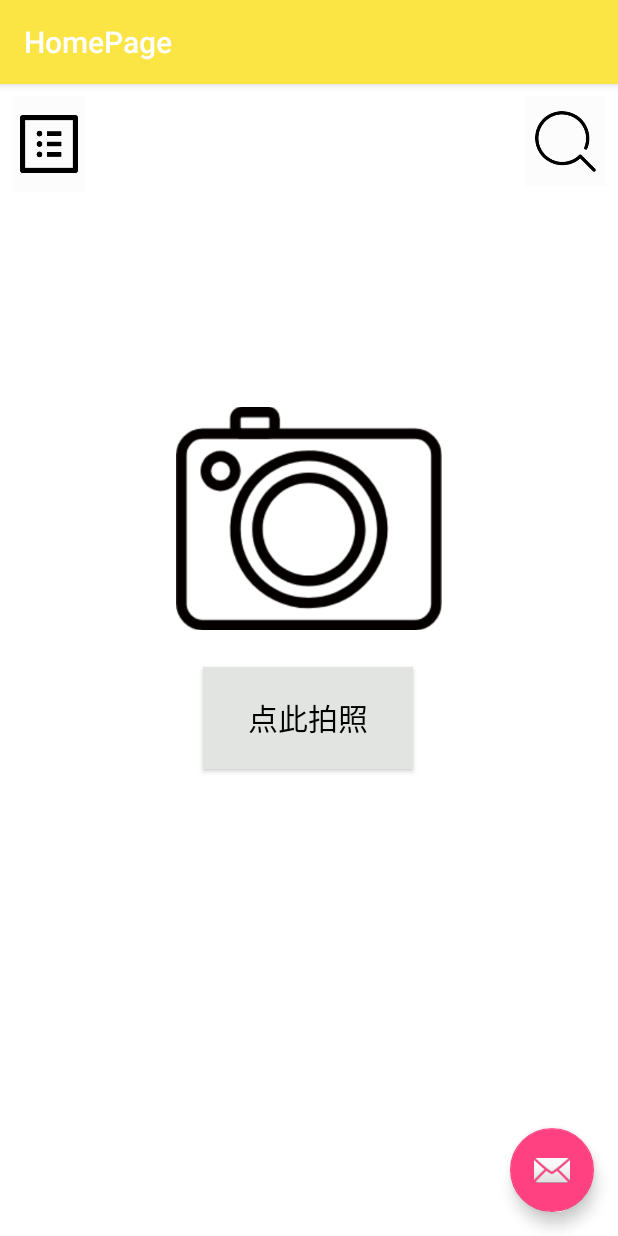
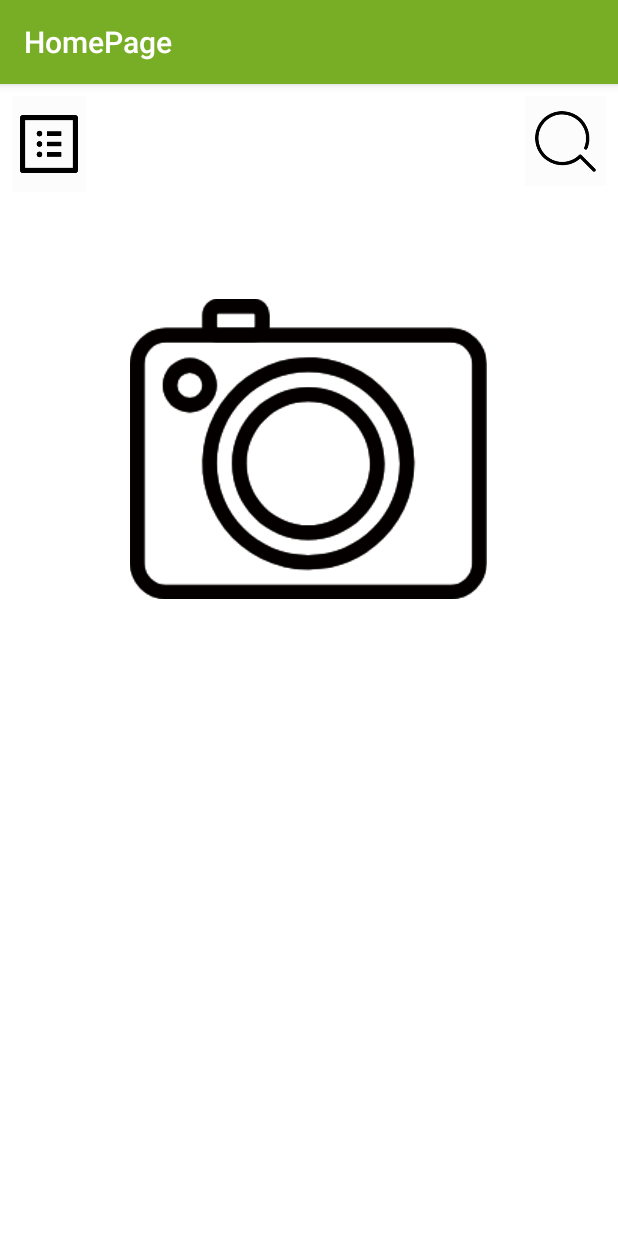
Before and after one commit to LostFrover/Food, an Android app: the HomePage screen opened directly, with no data from a screen before it, on a phone screen of 412 x 824 dp. Run offline under Robolectric (Android 15) with nearby library versions, the phone set to English and light mode, and no system bars.

Commit message:
略加修改了主页

```diff
--- a/LoginAndSignup/app/src/main/java/ir/mhkz/loginandsignup/HomePage.java
+++ b/LoginAndSignup/app/src/main/java/ir/mhkz/loginandsignup/HomePage.java
@@ -6,8 +6,8 @@ import android.support.design.widget.Snackbar;
 import android.support.v7.app.AppCompatActivity;
 import android.support.v7.widget.Toolbar;
 import android.view.View;
+import android.widget.ImageButton;
 
-import ir.mhkz.loginandregister.R;
 
 public class HomePage extends AppCompatActivity {
 
@@ -17,9 +17,12 @@ public class HomePage extends AppCompatActivity {
         setContentView(R.layout.activity_home_page);
         Toolbar toolbar = findViewById(R.id.toolbar);
         setSupportActionBar(toolbar);
+        ImageButton cameraBtn,homeDtlBtn,searchBtn;
+        cameraBtn = findViewById(R.id.cameraBtn);
+        homeDtlBtn = findViewById(R.id.homeDtlBtn);
+        searchBtn = findViewById(R.id.searchBtn);
 
-        FloatingActionButton fab = findViewById(R.id.fab);
-        fab.setOnClickListener(new View.OnClickListener() {
+        searchBtn.setOnClickListener(new View.OnClickListener() {
             @Override
             public void onClick(View view) {
                 Snackbar.make(view, "Replace with your own action", Snackbar.LENGTH_LONG)
--- a/LoginAndSignup/app/src/main/java/ir/mhkz/loginandsignup/MainActivity.java
+++ b/LoginAndSignup/app/src/main/java/ir/mhkz/loginandsignup/MainActivity.java
@@ -1,5 +1,6 @@
 package ir.mhkz.loginandsignup;
 
+import android.content.Intent;
 import android.support.design.widget.Snackbar;
 import android.support.design.widget.TextInputLayout;
 import android.support.v7.app.AlertDialog;
@@ -10,6 +11,7 @@ import android.view.View;
 import android.widget.Button;
 import android.widget.CheckBox;
 import android.widget.EditText;
+import java.sql.*;
 
 public class MainActivity extends AppCompatActivity {
 
@@ -17,7 +19,7 @@ public class MainActivity extends AppCompatActivity {
     EditText username, password, reg_username, reg_password,
              reg_email, reg_confirmpassword;
     Button login, signUp, reg_register;
-    TextInputLayout txtInLayoutUsername, txtInLayoutPassword, txtInLayoutRegPassword;
+    TextInputLayout txtInLayoutUsername, txtInLayoutPassword, txtInLayoutRegPassword, txtInLayoutRegConfirmPassword;
     CheckBox rememberMe;
 
     @Override
@@ -78,16 +80,22 @@ public class MainActivity extends AppCompatActivity {
                 }
 
                 if (rememberMe.isChecked()) {
-                    //记住密码
+                    //记住密码功能，待补全
                     //the codes if box is checked
 
                 } else {
                     //if box is not checked
                 }
                 //之后post用户名与密码，比对数据库后返回结果
-                if(username.getText().toString()=="aaa"&&
-                    password.getText().toString()=="aaa")
+
+                if(username.getText().toString().equals("aaa")&&
+                    password.getText().toString().equals("aaa"))
                 {
+                    //临时的主页判断
+                    Intent intent = new Intent(MainActivity.this, HomePage.class);
+                    startActivity(intent);
+                    MainActivity.this.finish();
+
 
                 }
             }
@@ -110,12 +118,15 @@ public class MainActivity extends AppCompatActivity {
         reg_email = dialogView.findViewById(R.id.reg_email);
         reg_register = dialogView.findViewById(R.id.reg_register);
         txtInLayoutRegPassword = dialogView.findViewById(R.id.txtInLayoutRegPassword);
-
+        txtInLayoutRegConfirmPassword = dialogView.findViewById(R.id.txtInLayoutRegConfirmPassword);
+        final AlertDialog dia = dialog.show();
         reg_register.setOnClickListener(new View.OnClickListener() {
             @Override
             public void onClick(View view) {
-                int flag = 0;
-                while (flag == 0) {
+                if (reg_email.getText().toString().trim().isEmpty()) {
+
+                    reg_email.setError("此行不可留空");
+                }
                 if (reg_username.getText().toString().trim().isEmpty()) {
 
                     reg_username.setError("此行不可留空");
@@ -127,33 +138,27 @@ public class MainActivity extends AppCompatActivity {
                     txtInLayoutRegPassword.setPasswordVisibilityToggleEnabled(true);
                 }
                 if (reg_confirmpassword.getText().toString().trim().isEmpty()) {
-                        txtInLayoutRegPassword.setPasswordVisibilityToggleEnabled(false);
+                    txtInLayoutRegConfirmPassword.setPasswordVisibilityToggleEnabled(false);
                     reg_confirmpassword.setError("此行不可留空");
                 } else {
                     txtInLayoutRegPassword.setPasswordVisibilityToggleEnabled(true);
-                        if(!reg_confirmpassword.getText().toString().equals(reg_password.getText().toString()))
-                        {
+                    if (!reg_confirmpassword.getText().toString().equals(reg_password.getText().toString())) {
                         reg_confirmpassword.setError("与输入密码不同，请检查");
                     }
                 }
-                    if (reg_email.getText().toString().trim().isEmpty()) {
 
-                        reg_email.setError("此行不可留空");
-                    }
-                    if(!(   reg_username.getText().toString().trim().isEmpty()&&
-                            reg_password.getText().toString().trim().isEmpty()&&
-                            reg_confirmpassword.getText().toString().trim().isEmpty()&&
+                if (!(reg_username.getText().toString().trim().isEmpty() &&
+                        reg_password.getText().toString().trim().isEmpty() &&
+                        reg_confirmpassword.getText().toString().trim().isEmpty() &&
                         reg_email.getText().toString().trim().isEmpty()))
                 {
-                        flag=1;
+                    //向服务器请求注册，并发送用户名，邮箱，密码
+                    //用户编号自动+=1
+                    dia.dismiss();
                 }
-                    return;
-                }
-                //必要条件不为空
-
             }
         });
-        dialog.show();
+
 
 
     }
--- a/LoginAndSignup/app/src/main/res/layout/activity_home_page.xml
+++ b/LoginAndSignup/app/src/main/res/layout/activity_home_page.xml
@@ -15,19 +15,11 @@
             android:id="@+id/toolbar"
             android:layout_width="match_parent"
             android:layout_height="?attr/actionBarSize"
-            android:background="@color/yellow"
+            android:background="@color/colorPrimaryDark"
             app:popupTheme="@style/AppTheme.PopupOverlay" />
 
     </android.support.design.widget.AppBarLayout>
 
     <include layout="@layout/content_home_page" />
 
-    <android.support.design.widget.FloatingActionButton
-        android:id="@+id/fab"
-        android:layout_width="wrap_content"
-        android:layout_height="wrap_content"
-        android:layout_gravity="bottom|end"
-        android:layout_margin="@dimen/fab_margin"
-        app:srcCompat="@android:drawable/ic_dialog_email" />
-
 </android.support.design.widget.CoordinatorLayout>
--- a/LoginAndSignup/app/src/main/res/layout/content_home_page.xml
+++ b/LoginAndSignup/app/src/main/res/layout/content_home_page.xml
@@ -8,40 +8,6 @@
     app:layout_behavior="@string/appbar_scrolling_view_behavior"
     tools:context="ir.mhkz.loginandsignup.HomePage"
     tools:showIn="@layout/activity_home_page">
-
-    <ImageView
-        android:id="@+id/cameraImage"
-        android:layout_width="177dp"
-        android:layout_height="150dp"
-        android:layout_marginStart="8dp"
-        android:layout_marginTop="8dp"
-        android:layout_marginEnd="8dp"
-        android:layout_marginBottom="8dp"
-        app:layout_constraintBottom_toBottomOf="parent"
-        app:layout_constraintEnd_toEndOf="parent"
-        app:layout_constraintStart_toStartOf="parent"
-        app:layout_constraintTop_toTopOf="parent"
-        app:layout_constraintVertical_bias="0.343"
-        app:srcCompat="@drawable/camera" />
-
-    <Button
-        android:id="@+id/cameraBtn"
-        android:layout_width="140dp"
-        android:layout_height="68dp"
-        android:layout_marginStart="8dp"
-        android:layout_marginTop="8dp"
-        android:layout_marginEnd="8dp"
-        android:layout_marginBottom="8dp"
-        android:background="@color/white"
-        android:text="@string/cameraBtn"
-        android:textColor="@color/black"
-        android:textSize="20sp"
-        app:layout_constraintBottom_toBottomOf="parent"
-        app:layout_constraintEnd_toEndOf="parent"
-        app:layout_constraintHorizontal_bias="0.498"
-        app:layout_constraintStart_toStartOf="parent"
-        app:layout_constraintTop_toBottomOf="@+id/cameraImage"
-        app:layout_constraintVertical_bias="0.05" />
 
     <ImageButton
         android:id="@+id/homeDtlBtn"
@@ -66,4 +32,31 @@
         app:layout_constraintEnd_toEndOf="parent"
         app:layout_constraintTop_toTopOf="parent"
         app:srcCompat="@drawable/search" />
+
+    <ImageButton
+        android:id="@+id/cameraBtn"
+        android:layout_width="wrap_content"
+        android:layout_height="wrap_content"
+        android:background="@drawable/camera"
+        app:layout_constraintBottom_toBottomOf="parent"
+        app:layout_constraintEnd_toEndOf="parent"
+        app:layout_constraintHorizontal_bias="0.497"
+        app:layout_constraintStart_toStartOf="parent"
+        app:layout_constraintTop_toTopOf="parent"
+        app:layout_constraintVertical_bias="0.252"
+        app:srcCompat="@drawable/camera" />
+
+    <TextView
+        android:id="@+id/textView"
+        android:layout_width="132dp"
+        android:layout_height="47dp"
+        android:layout_marginTop="20dp"
+        android:textAlignment="center"
+        android:textColor="#8BC34A"
+        android:textSize="30sp"
+        app:layout_constraintEnd_toEndOf="parent"
+        app:layout_constraintHorizontal_bias="0.498"
+        app:layout_constraintStart_toStartOf="parent"
+        app:layout_constraintTop_toBottomOf="@+id/cameraBtn"
+        tools:text="点击拍照" />
 </android.support.constraint.ConstraintLayout>
```
Lines whose indentation alone changed are shown as unchanged.
